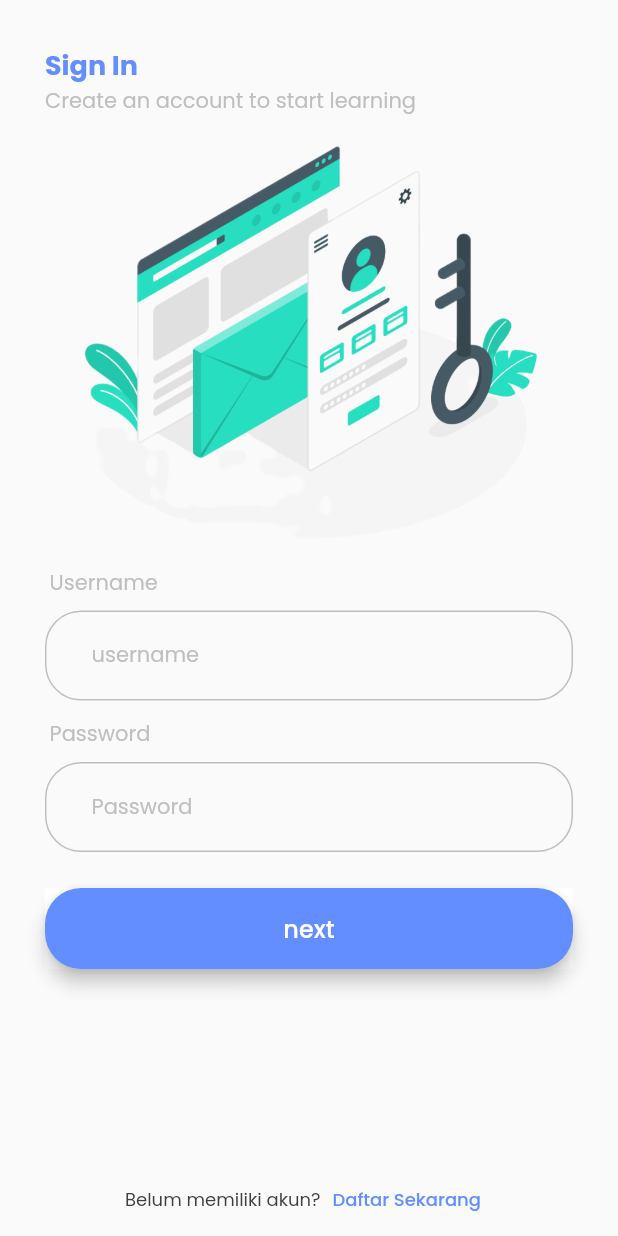
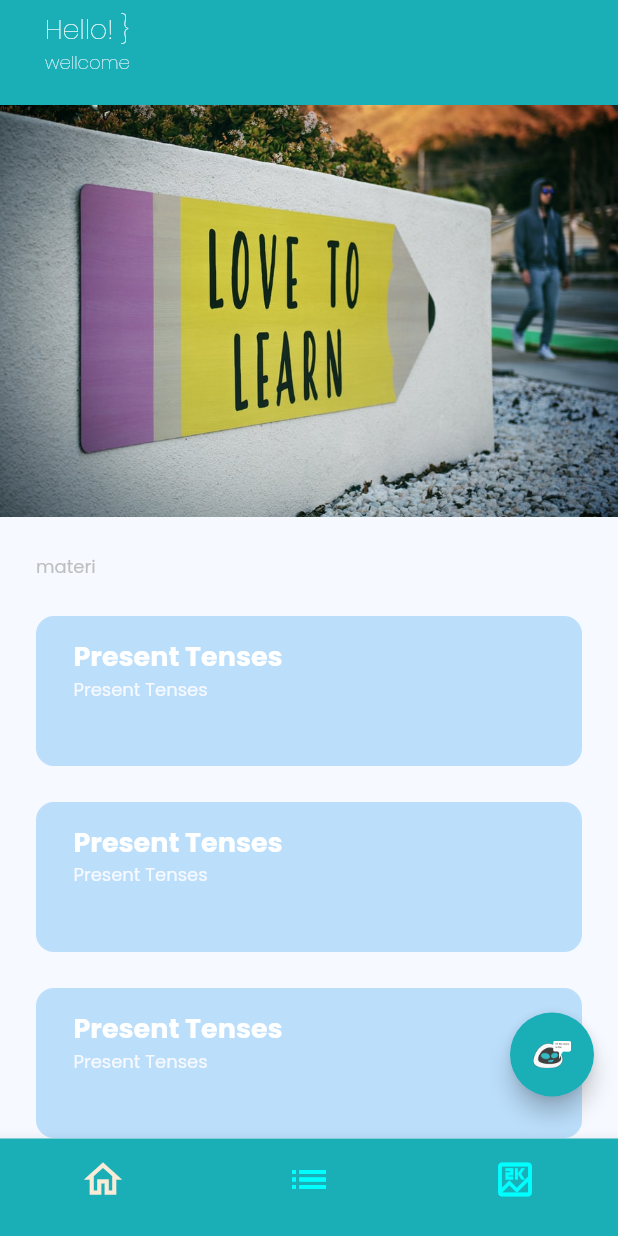
Before and after one commit to zidyazid/irle_ref2, a Flutter app: the SignInPage screen opened by its route, after a tap on "next", on a phone screen of 412 x 824 dp. Run offline on Flutter 3.47's test engine with Material 2 defaults, Android fonts, the phone set to English and light mode, and no system bars; our stand-ins replace google_fonts, top_snackbar_flutter.

Commit message:
penambahan halaman detail materi

```diff
--- a/lib/main.dart
+++ b/lib/main.dart
@@ -1,4 +1,6 @@
 import 'package:flutter/material.dart';
+import 'package:irle_ref2/pages/detail_materi_page.dart';
+import 'package:irle_ref2/pages/home/main_page.dart';
 import 'package:irle_ref2/pages/onboarding_page.dart';
 import 'package:irle_ref2/pages/sign_in_page.dart';
 import 'package:irle_ref2/pages/sign_up_page.dart';
@@ -20,6 +22,8 @@ class MyApp extends StatelessWidget {
         '/onboarding': (context) => OnboardingPage(),
         '/sign-in': (context) => SignInPage(),
         '/sign-up': (context) => SignUpPage(),
+        '/main-page': (context) => MainPage(),
+        '/detail-materi': (context) => DetailMateriPage(),
       },
     );
   }
--- a/lib/pages/home/main_page.dart
+++ b/lib/pages/home/main_page.dart
@@ -1,10 +1,9 @@
 import 'package:flutter/material.dart';
+import 'package:irle_ref2/pages/home/materi_page.dart';
 import 'package:irle_ref2/theme.dart';
 
 class MainPage extends StatefulWidget {
   // const MainPage({ Key? key }) : super(key: key);
-  final String username;
-  MainPage(this.username);
   @override
   _MainPageState createState() => _MainPageState();
 }
@@ -78,7 +77,7 @@ class _MainPageState extends State<MainPage> {
       child: Column(
         crossAxisAlignment: CrossAxisAlignment.start,
         children: [
-          Text("Hello! ${widget.username}",
+          Text("Hello! }",
               style: titleTextStyle.copyWith(
                   fontSize: 18, fontWeight: FontWeight.w100)),
           Text("wellcome",
@@ -92,7 +91,7 @@ class _MainPageState extends State<MainPage> {
   Widget body() {
     switch (indexPage) {
       case 0:
-        return Center(child: Text("halaman materi", style: textStyle1));
+        return MateriPage();
         break;
       case 1:
         return Center(child: Text("halaman kosa kata", style: textStyle1));
--- a/lib/pages/home/materi_page.dart
+++ b/lib/pages/home/materi_page.dart
@@ -0,0 +1,30 @@
+import 'package:flutter/material.dart';
+import 'package:irle_ref2/theme.dart';
+import 'package:irle_ref2/widgets/materi_tile.dart';
+
+class MateriPage extends StatelessWidget {
+  // const MateriPage({ Key? key }) : super(key: key);
+
+  @override
+  Widget build(BuildContext context) {
+    return Column(crossAxisAlignment: CrossAxisAlignment.start, children: [
+      Image.asset("assets/materi_img.png"),
+      SizedBox(height: 24),
+      Container(
+          padding: EdgeInsets.symmetric(horizontal: 24),
+          child: Column(
+            crossAxisAlignment: CrossAxisAlignment.start,
+            children: [
+              Text("materi", style: textStyle1),
+              MateriTile(),
+              MateriTile(),
+              MateriTile(),
+              MateriTile(),
+              MateriTile(),
+              MateriTile(),
+              MateriTile(),
+            ],
+          ))
+    ]);
+  }
+}
--- a/lib/pages/sign_in_page.dart
+++ b/lib/pages/sign_in_page.dart
@@ -126,7 +126,10 @@ class _SignInPageState extends State<SignInPage> {
                 backgroundColor: blueColor,
                 shape: RoundedRectangleBorder(
                     borderRadius: BorderRadius.circular(24))),
-            onPressed: () {},
+            onPressed: () {
+              Navigator.pushNamedAndRemoveUntil(
+                  context, '/main-page', (route) => false);
+            },
             child: Text(
               "next",
               style:
--- /dev/null
+++ b/lib/widgets/materi_tile.dart
@@ -0,0 +1,43 @@
+import 'package:flutter/material.dart';
+import 'package:irle_ref2/theme.dart';
+
+class MateriTile extends StatelessWidget {
+  // const MateriTile({ Key? key }) : super(key: key);
+
+  @override
+  Widget build(BuildContext context) {
+    return GestureDetector(
+      onTap: () {
+        Navigator.pushNamed(context, '/detail-materi');
+      },
+      child: Container(
+        padding: EdgeInsets.symmetric(horizontal: 24, vertical: 12),
+        margin: EdgeInsets.only(
+          top: 24,
+        ),
+        width: double.infinity,
+        height: 100,
+        decoration: BoxDecoration(
+          borderRadius: BorderRadius.circular(12),
+          border: Border.all(
+            color: Colors.blue[100],
+          ),
+          color: Colors.blue[100],
+        ),
+        child: Expanded(
+          child:
+              Column(crossAxisAlignment: CrossAxisAlignment.start, children: [
+            Text(
+              "Present Tenses",
+              style: titleTextStyle.copyWith(fontSize: 18),
+              overflow: TextOverflow.ellipsis,
+            ),
+            Text("Present Tenses",
+                style: subTitleTextStyle.copyWith(fontSize: 12),
+                overflow: TextOverflow.ellipsis),
+          ]),
+        ),
+      ),
+    );
+  }
+}
```
Also changed, not shown: lib/pages/detail_materi_page.dart (added, +70 -0 lines), lib/pages/sign_up_page.dart (+5 -4 lines), assets/materi_img.png (added).
